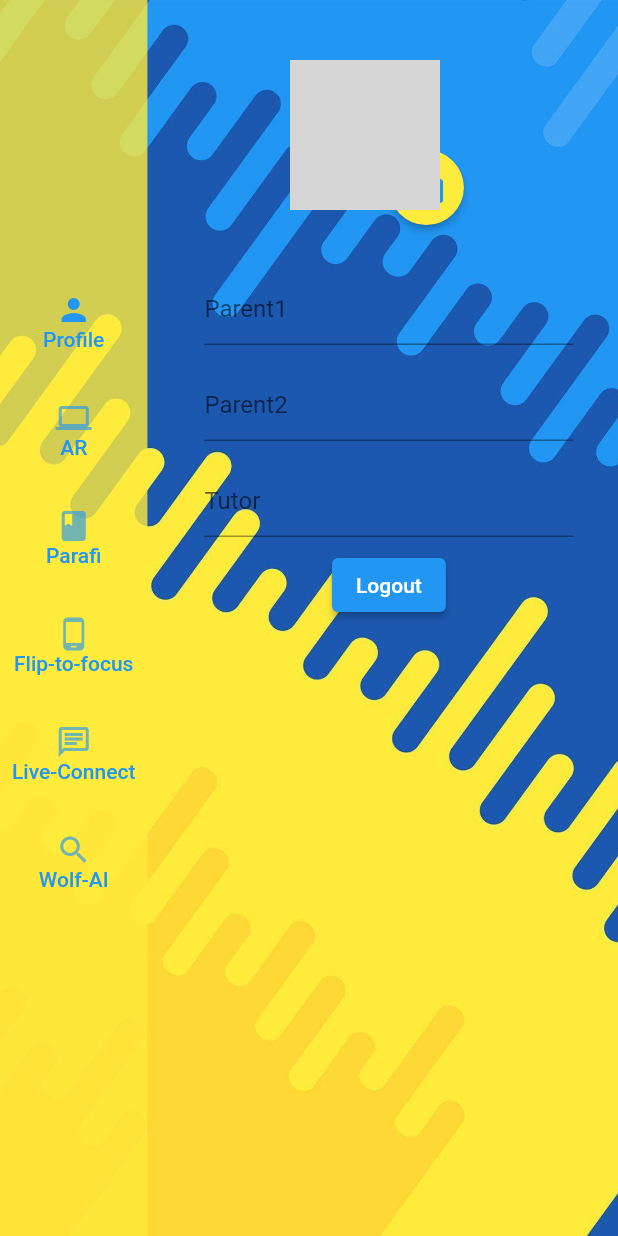
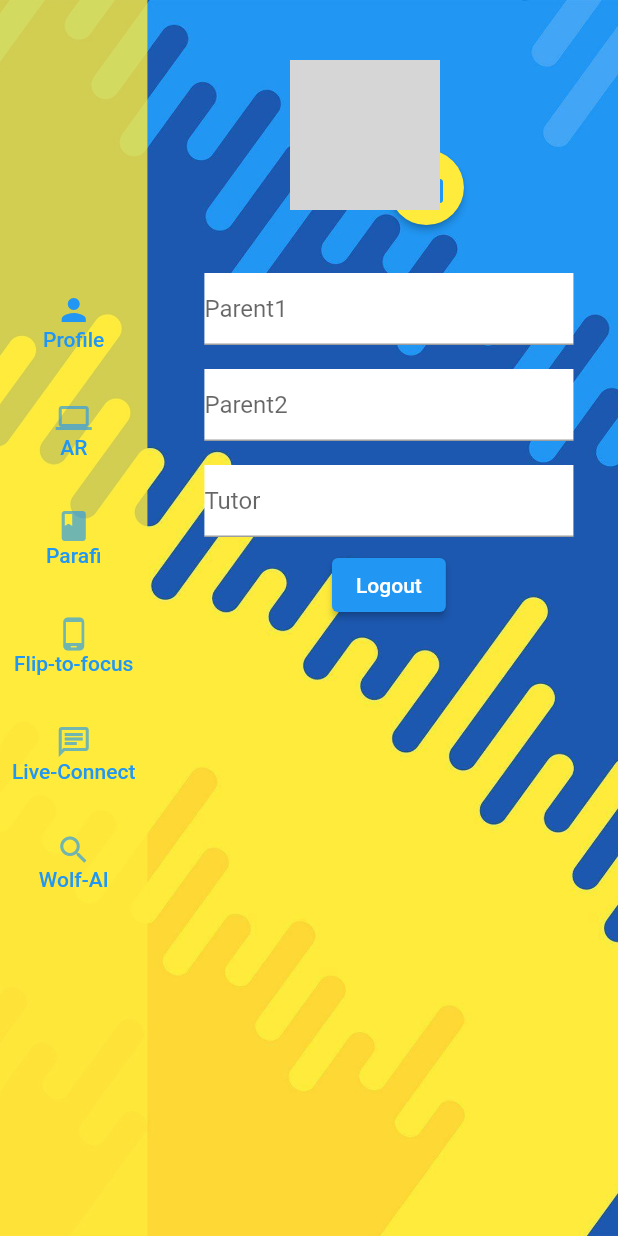
Before and after one commit to EeshanDutta007/Stud-Bud, a Flutter app: the SideNavBar screen opened directly, on a phone screen of 412 x 824 dp. Run offline on Flutter 3.47's test engine with Material 2 defaults, Android fonts, the phone set to English and light mode, and no system bars; our stand-ins replace animated_text_kit, cloud_firestore, firebase_auth, firebase_core, firebase_storage, flare_flutter and 10 more; missing offline and left inert: agora_rtc_engine, all_sensors, flutter_otp, model_viewer; accounts and stored records are empty; network calls fail; statements that could not run were skipped; grey boxes are pictures that could not be loaded.

Commit message:
UI corrected

```diff
--- a/lib/Pages/One_on_One_Chat/ChatRoom.dart
+++ b/lib/Pages/One_on_One_Chat/ChatRoom.dart
@@ -69,7 +69,7 @@ class _ChatRoomState extends State<ChatRoom> {
     return Scaffold(
       appBar: AppBar(
         title: Center(child: Text('Chatapp')),
-        backgroundColor: Colors.purple,
+        backgroundColor: Colors.blue,
         elevation: 0.0,
         centerTitle: true,
         actions: [
@@ -123,7 +123,7 @@ class ChatRoomsTile extends StatelessWidget {
                 height: 30,
                 width: 30,
                 decoration: BoxDecoration(
-                    color: Colors.purple,
+                    color: Colors.blue,
                     borderRadius: BorderRadius.circular(30)),
                 child: Center(
                   child: Text(userName.substring(0, 1),
--- a/lib/Pages/Profile.dart
+++ b/lib/Pages/Profile.dart
@@ -194,6 +194,7 @@ class _ProfileState extends State<Profile> {
           Padding(
             padding: const EdgeInsets.all(8.0),
             child: Container(
+              color: Colors.white,
               child: TextField(
                   controller: Parent1,
                   decoration: InputDecoration(hintText: 'Parent1')),
@@ -202,14 +203,20 @@ class _ProfileState extends State<Profile> {
           Padding(
             padding: const EdgeInsets.all(8.0),
             child: Container(
+              decoration: BoxDecoration(
+                color: Colors.white,
+              ),
               child: TextField(
                   controller: Parent2,
-                  decoration: InputDecoration(hintText: 'Parent2')),
+                  decoration: InputDecoration(
+                    hintText: 'Parent2',
+                  )),
             ),
           ),
           Padding(
             padding: const EdgeInsets.all(8.0),
             child: Container(
+              color: Colors.white,
               child: TextField(
                   controller: Tutor,
                   decoration: InputDecoration(hintText: 'Tutor')),
```
Also changed, not shown: lib/Pages/One_on_One_Chat/OChat.dart (+5 -5 lines).
